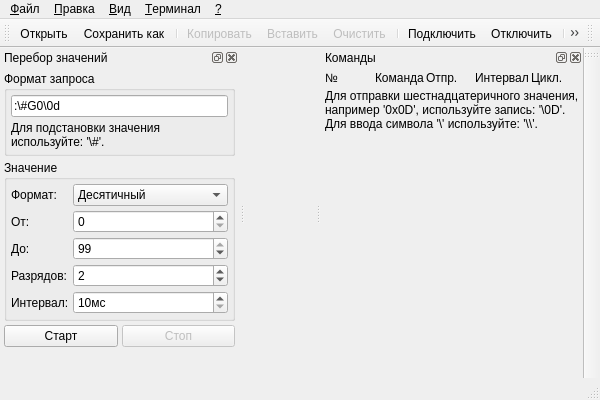
b-oleg/UniTerm, file src/mainwindow.ui: the form before one commit.
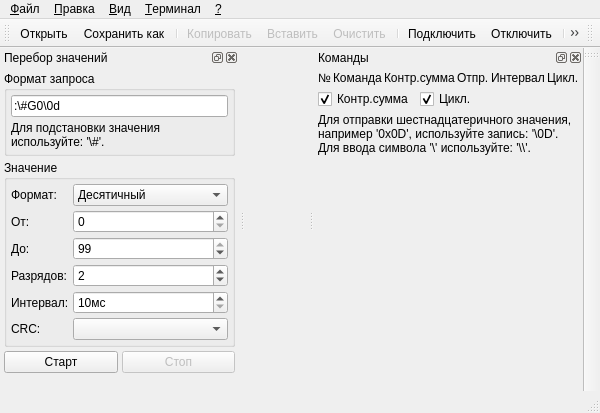
The form after the commit. Icons and pictures are not drawn.

Diff of the .ui file:
```diff
--- a/src/mainwindow.ui
+++ b/src/mainwindow.ui
@@ -173,13 +173,6 @@
        <property name="spacing">
         <number>2</number>
        </property>
-       <item row="0" column="0">
-        <widget class="QLabel" name="labelNum">
-         <property name="text">
-          <string>№</string>
-         </property>
-        </widget>
-       </item>
        <item row="0" column="1">
         <widget class="QLabel" name="labelCommand">
          <property name="text">
@@ -187,27 +180,78 @@
          </property>
         </widget>
        </item>
-       <item row="0" column="2">
+       <item row="0" column="3">
         <widget class="QLabel" name="labelSend">
          <property name="text">
           <string>Отпр.</string>
          </property>
         </widget>
        </item>
-       <item row="0" column="3">
+       <item row="0" column="0">
+        <widget class="QLabel" name="labelNum">
+         <property name="text">
+          <string>№</string>
+         </property>
+        </widget>
+       </item>
+       <item row="0" column="4">
         <widget class="QLabel" name="labelInterval">
          <property name="text">
           <string>Интервал</string>
          </property>
         </widget>
        </item>
-       <item row="0" column="4">
+       <item row="0" column="5">
         <widget class="QLabel" name="labelSendInterval">
          <property name="text">
           <string>Цикл.</string>
          </property>
         </widget>
        </item>
+       <item row="0" column="2">
+        <widget class="QLabel" name="labelCrc">
+         <property name="text">
+          <string>Контр.сумма</string>
+         </property>
+        </widget>
+       </item>
+      </layout>
+     </item>
+     <item>
+      <layout class="QHBoxLayout" name="horizontalLayout_2">
+       <item>
+        <widget class="QCheckBox" name="checkBoxCrc">
+         <property name="text">
+          <string>Контр.сумма</string>
+         </property>
+         <property name="checked">
+          <bool>true</bool>
+         </property>
+        </widget>
+       </item>
+       <item>
+        <widget class="QCheckBox" name="checkBoxInterval">
+         <property name="text">
+          <string>Цикл.</string>
+         </property>
+         <property name="checked">
+          <bool>true</bool>
+         </property>
+        </widget>
+       </item>
+       <item>
+        <spacer name="horizontalSpacer">
+         <property name="orientation">
+          <enum>Qt::Orientation::Horizontal</enum>
+         </property>
+         <property name="sizeHint" stdset="0">
+          <size>
+           <width>40</width>
+           <height>20</height>
+          </size>
+         </property>
+        </spacer>
+       </item>
       </layout>
      </item>
      <item>
@@ -515,6 +559,32 @@
           </property>
          </widget>
         </item>
+        <item row="5" column="0">
+         <widget class="QLabel" name="labelEnumerateCrc">
+          <property name="sizePolicy">
+           <sizepolicy hsizetype="Preferred" vsizetype="Preferred">
+            <horstretch>0</horstretch>
+            <verstretch>0</verstretch>
+           </sizepolicy>
+          </property>
+          <property name="statusTip">
+           <string>Добавить контрольную сумму</string>
+          </property>
+          <property name="text">
+           <string>CRC:</string>
+          </property>
+         </widget>
+        </item>
+        <item row="5" column="1">
+         <widget class="QComboBox" name="comboBoxEnumerateCrc">
+          <property name="sizePolicy">
+           <sizepolicy hsizetype="Preferred" vsizetype="Fixed">
+            <horstretch>0</horstretch>
+            <verstretch>0</verstretch>
+           </sizepolicy>
+          </property>
+         </widget>
+        </item>
        </layout>
       </widget>
      </item>
```
